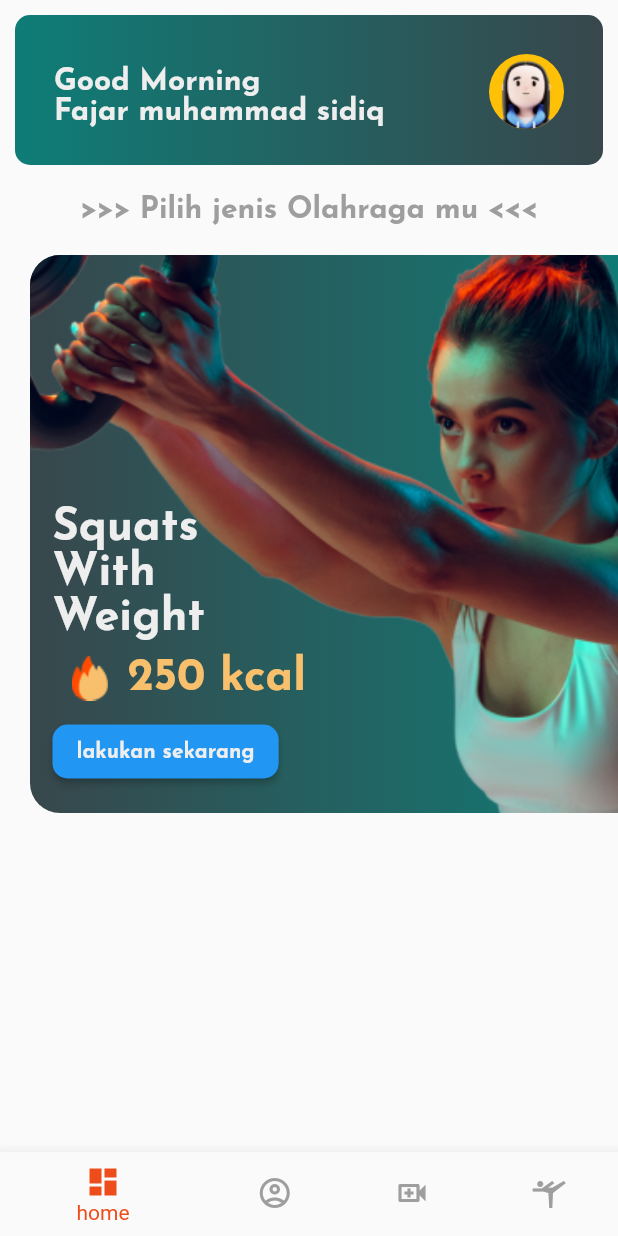
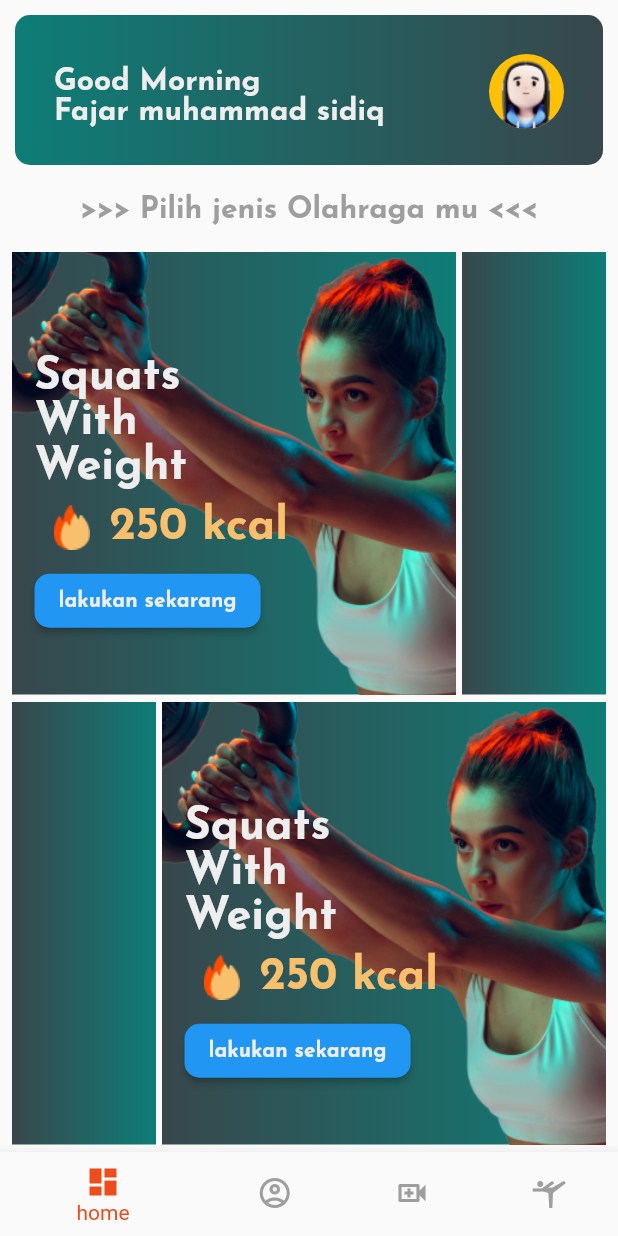
Before and after one commit to fajarmuhammadsidiq/gym_app, a Flutter app: the HomeView screen opened by its route, on a phone screen of 412 x 824 dp. Run offline on Flutter 3.47's test engine with Material 2 defaults, Android fonts, the phone set to English and light mode, and no system bars; our stand-ins replace get, google_fonts, webview_flutter, youtube_player_flutter; missing offline and left inert: duration, webview_flutter_android.

Commit message:
add detailbanner widget

```diff
--- a/lib/app/modules/home/views/home_view.dart
+++ b/lib/app/modules/home/views/home_view.dart
@@ -3,8 +3,9 @@ import 'package:get/get.dart';
 import 'package:google_fonts/google_fonts.dart';
 import 'package:gym_app/app/controllers/indexcontroller_controller.dart';
 import 'package:gym_app/app/modules/home/views/widget/jenis_olahraga.dart';
-
+import 'package:gym_app/app/routes/app_pages.dart';
 import '../controllers/home_controller.dart';
+import 'package:flutter_staggered_grid_view/flutter_staggered_grid_view.dart';
 
 class HomeView extends GetView<HomeController> {
   HomeView({Key? key}) : super(key: key);
@@ -72,16 +73,50 @@ class HomeView extends GetView<HomeController> {
                   color: Colors.grey,
                   fontSize: 20),
             ),
-            Container(
-              width: Get.height,
-              height: Get.width,
-              child: SingleChildScrollView(
-                scrollDirection: Axis.horizontal,
-                child: Row(
+            SizedBox(height: 10),
+            Padding(
+              padding: const EdgeInsets.all(8.0),
+              child: InkWell(
+                onTap: () => Get.toNamed(Routes.DETAIL_BANNER),
+                child: StaggeredGrid.count(
+                  crossAxisCount: 4,
+                  mainAxisSpacing: 5,
+                  crossAxisSpacing: 4,
                   children: [
-                    JenisOlahragaContainer(),
-                    JenisOlahragaContainer(),
-                    JenisOlahragaContainer(),
+                    StaggeredGridTile.count(
+                      crossAxisCellCount: 3,
+                      mainAxisCellCount: 3,
+                      child: JenisOlahragaContainer(),
+                    ),
+                    StaggeredGridTile.count(
+                      crossAxisCellCount: 1,
+                      mainAxisCellCount: 3,
+                      child: Container(
+                        decoration: BoxDecoration(
+                          gradient: LinearGradient(colors: [
+                            Color(0xFF38474C),
+                            Color(0xFF0E7D77),
+                          ]),
+                        ),
+                      ),
+                    ),
+                    StaggeredGridTile.count(
+                      crossAxisCellCount: 1,
+                      mainAxisCellCount: 3,
+                      child: Container(
+                        decoration: BoxDecoration(
+                          gradient: LinearGradient(colors: [
+                            Color(0xFF38474C),
+                            Color(0xFF0E7D77),
+                          ]),
+                        ),
+                      ),
+                    ),
+                    StaggeredGridTile.count(
+                      crossAxisCellCount: 3,
+                      mainAxisCellCount: 3,
+                      child: JenisOlahragaContainer(),
+                    ),
                   ],
                 ),
               ),
--- a/lib/app/modules/home/views/widget/jenis_olahraga.dart
+++ b/lib/app/modules/home/views/widget/jenis_olahraga.dart
@@ -1,6 +1,7 @@
 import 'package:flutter/material.dart';
 import 'package:get/get.dart';
 import 'package:google_fonts/google_fonts.dart';
+import 'package:gym_app/app/routes/app_pages.dart';
 
 class JenisOlahragaContainer extends StatelessWidget {
   const JenisOlahragaContainer({
@@ -9,13 +10,10 @@ class JenisOlahragaContainer extends StatelessWidget {
 
   @override
   Widget build(BuildContext context) {
-    return Padding(
-      padding: const EdgeInsets.all(20),
-      child: Container(
+    return Container(
       width: Get.width,
-        height: 500,
+      height: Get.height,
       decoration: BoxDecoration(
-          borderRadius: BorderRadius.circular(20),
         image: DecorationImage(
             image: AssetImage("assets/dash.png"), fit: BoxFit.cover),
         gradient: LinearGradient(colors: [
@@ -24,7 +22,7 @@ class JenisOlahragaContainer extends StatelessWidget {
         ]),
       ),
       child: Padding(
-          padding: const EdgeInsets.only(left: 15.0, top: 150),
+        padding: const EdgeInsets.only(left: 15.0, top: 30),
         child: Column(
           mainAxisAlignment: MainAxisAlignment.center,
           crossAxisAlignment: CrossAxisAlignment.start,
@@ -41,8 +39,7 @@ class JenisOlahragaContainer extends StatelessWidget {
                   height: 50,
                   decoration: BoxDecoration(
                     image: DecorationImage(
-                          image: AssetImage("assets/fire.png"),
-                          fit: BoxFit.none),
+                        image: AssetImage("assets/fire.png"), fit: BoxFit.none),
                   ),
                 ),
                 Text("250 kcal",
@@ -68,7 +65,6 @@ class JenisOlahragaContainer extends StatelessWidget {
           ],
         ),
       ),
-      ),
     );
   }
 }
--- a/pubspec.yaml
+++ b/pubspec.yaml
@@ -18,6 +18,7 @@ dependencies:
   webview_flutter: ^4.0.5
   youtube_player_flutter: ^8.1.2
   duration: ^3.0.12
+  flutter_staggered_grid_view: ^0.6.2
 
 dev_dependencies:
   flutter_lints: ^2.0.0
```
Also changed, not shown: lib/app/modules/detailBanner/views/detail_banner_view.dart (+50 -10 lines), pubspec.lock. Lines whose indentation alone changed are shown as unchanged.
